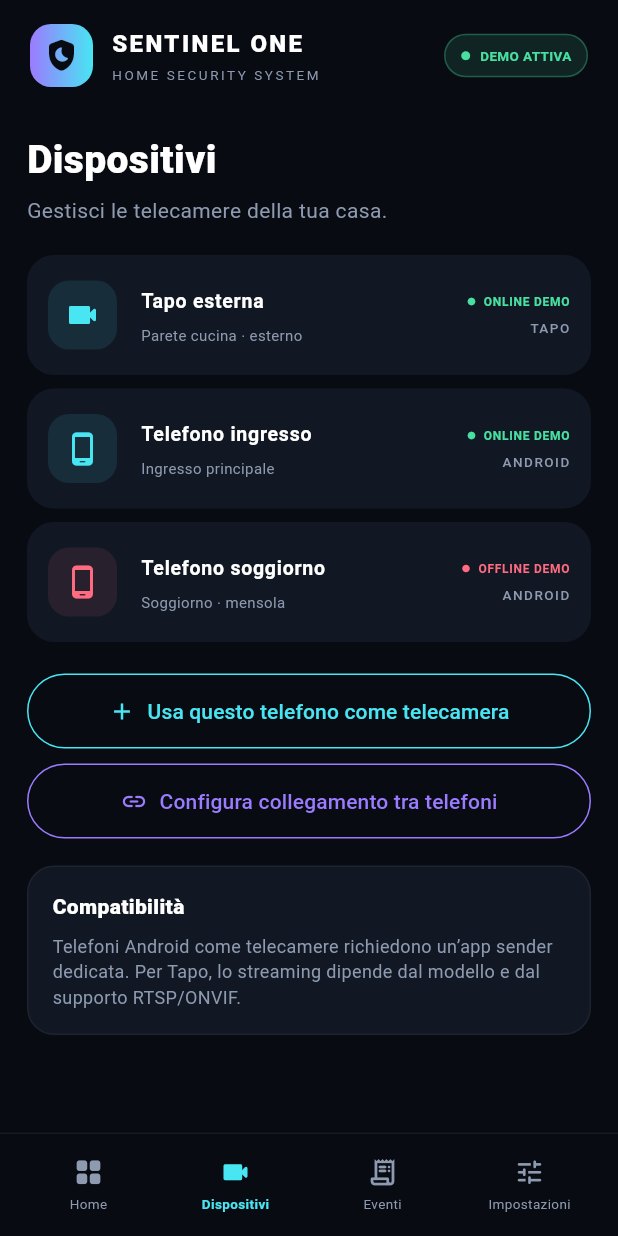
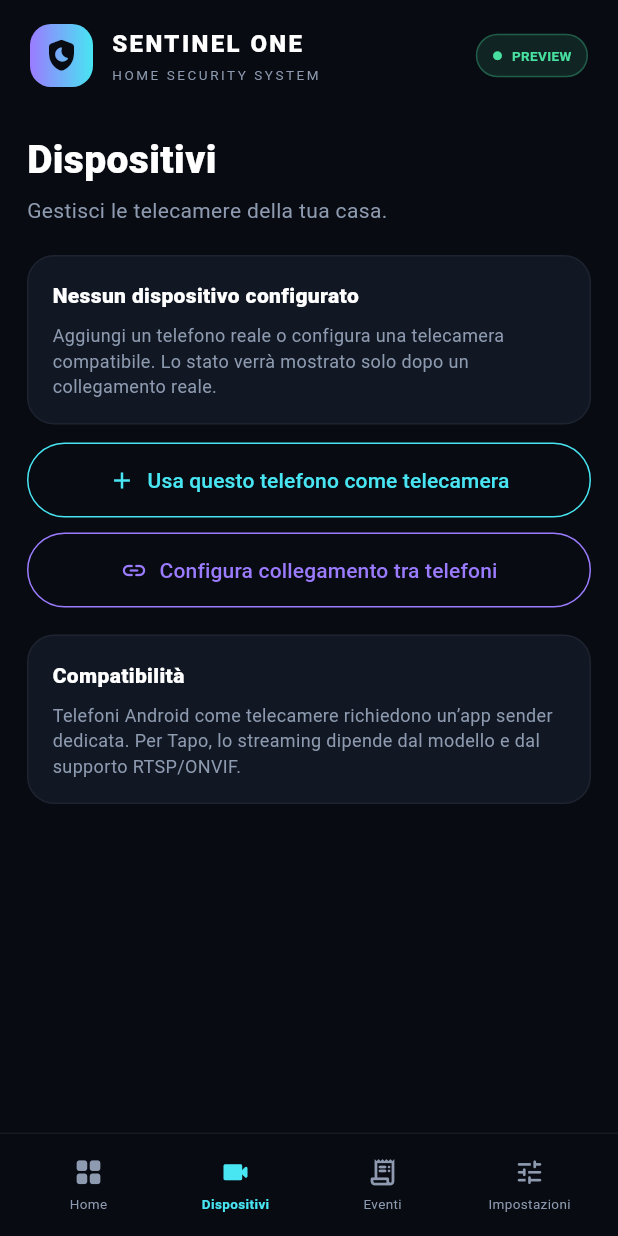
Before and after one commit to romabattleroyale/Roma-BRT, a Flutter app: the screen it shows after launch, item 2 of the bottom bar chosen, on a phone screen of 412 x 824 dp. Run offline on Flutter 3.47's test engine with Material 3 defaults, Android fonts, the phone set to English and light mode, and no system bars; our stand-ins replace qr_flutter; missing offline and left inert: flutter_webrtc, mobile_scanner.

Commit message:
Remove simulated devices and false security states

```diff
--- a/lib/main.dart
+++ b/lib/main.dart
@@ -8,18 +8,17 @@
 class ControlCenter extends StatefulWidget { const ControlCenter({super.key}); @override State<ControlCenter> createState()=>_ControlCenterState(); }
 class _ControlCenterState extends State<ControlCenter> {
  int tab=0; bool armed=true;
- final cameras=<CameraDevice>[const CameraDevice('Tapo esterna','Parete cucina · esterno','TAPO',true,100,Icons.videocam_rounded),const CameraDevice('Telefono ingresso','Ingresso principale','ANDROID',true,82,Icons.phone_android_rounded),const CameraDevice('Telefono soggiorno','Soggiorno · mensola','ANDROID',false,24,Icons.phone_android_rounded)];
+ final cameras=<CameraDevice>[];
  @override Widget build(BuildContext context){final pages=[_dashboard(),_devices(),_events(),_settings()];return Scaffold(body:SafeArea(child:Column(children:[_topBar(),Expanded(child:IndexedStack(index:tab,children:pages)),_bottomNav()])));}
- Widget _topBar()=>Padding(padding:const EdgeInsets.fromLTRB(20,16,20,12),child:Row(children:[Container(width:42,height:42,decoration:BoxDecoration(borderRadius:BorderRadius.circular(14),gradient:const LinearGradient(colors:[violet,cyan])),child:const Icon(Icons.shield_moon_rounded,color:bg,size:25)),const SizedBox(width:12),const Expanded(child:Column(crossAxisAlignment:CrossAxisAlignment.start,children:[Text('SENTINEL ONE',style:TextStyle(fontWeight:FontWeight.w900,letterSpacing:1.6,fontSize:16)),SizedBox(height:3),Text('HOME SECURITY SYSTEM',style:TextStyle(color:muted,fontSize:9,letterSpacing:1.7))])),Container(padding:const EdgeInsets.symmetric(horizontal:10,vertical:7),decoration:BoxDecoration(color:green.withValues(alpha: .12),borderRadius:BorderRadius.circular(20),border:Border.all(color:green.withValues(alpha: .3))),child:const Row(children:[Icon(Icons.circle,color:green,size:7),SizedBox(width:6),Text('DEMO ATTIVA',style:TextStyle(color:green,fontSize:9,fontWeight:FontWeight.bold))]))]));
- Widget _dashboard()=>ListView(padding:const EdgeInsets.fromLTRB(18,4,18,22),children:[Row(children:[const Expanded(child:Column(crossAxisAlignment:CrossAxisAlignment.start,children:[Text('La tua casa.',style:TextStyle(fontSize:27,fontWeight:FontWeight.w800,letterSpacing:-.7)),Text('Tutto sotto controllo.',style:TextStyle(color:muted,fontSize:14))])),IconButton(onPressed:()=>_notice('Notifiche','Centro notifiche dimostrativo.'),icon:const Icon(Icons.notifications_none_rounded))]),const SizedBox(height:18),_housePanel(),const SizedBox(height:14),Row(children:[Expanded(child:_metric(Icons.videocam_rounded,'CAMERE ONLINE','2 / 3',cyan)),const SizedBox(width:10),Expanded(child:_metric(Icons.shield_rounded,'PROTEZIONE',armed?'ATTIVA':'DISATTIVA',armed?green:amber))]),const SizedBox(height:18),Row(children:[const Expanded(child:Text('Telecamere',style:TextStyle(fontSize:18,fontWeight:FontWeight.w800))),TextButton(onPressed:()=>setState(()=>tab=1),child:const Text('Vedi tutte'))]),...cameras.map(_cameraTile),const SizedBox(height:12),_armCard()]);
- Widget _housePanel()=>Container(height:238,padding:const EdgeInsets.all(16),decoration:BoxDecoration(borderRadius:BorderRadius.circular(24),gradient:const LinearGradient(begin:Alignment.topLeft,end:Alignment.bottomRight,colors:[Color(0xFF1C2440),Color(0xFF101722),Color(0xFF101B28)]),border:Border.all(color:violet.withValues(alpha: .22))),child:Stack(children:[Positioned(top:0,left:0,child:Column(crossAxisAlignment:CrossAxisAlignment.start,children:[const Text('PLANIMETRIA LIVE',style:TextStyle(color:cyan,fontSize:9,letterSpacing:1.8,fontWeight:FontWeight.bold)),const SizedBox(height:5),Text('Casa principale',style:TextStyle(color:Colors.white.withValues(alpha: .9),fontSize:14,fontWeight:FontWeight.w700))])),Positioned.fill(top:42,child:CustomPaint(painter:HousePainter())),Positioned(left:26,bottom:48,child:_pin('01',cyan)),Positioned(right:45,bottom:78,child:_pin('02',green)),Positioned(right:90,top:76,child:_pin('03',red)),const Positioned(bottom:0,left:0,child:Row(children:[Icon(Icons.circle,color:green,size:7),SizedBox(width:6),Text('Stati illustrativi · demo',style:TextStyle(color:muted,fontSize:10))])),Positioned(bottom:0,right:0,child:TextButton.icon(onPressed:()=>_notice('Planimetria 3D','Questa è un’anteprima illustrativa. Ricostruzione 3D reale e mesh AR non sono ancora implementate.'),icon:const Icon(Icons.view_in_ar_rounded,size:16),label:const Text('Vista 3D'),style:TextButton.styleFrom(foregroundColor:cyan,visualDensity:VisualDensity.compact)))]));
+ Widget _topBar()=>Padding(padding:const EdgeInsets.fromLTRB(20,16,20,12),child:Row(children:[Container(width:42,height:42,decoration:BoxDecoration(borderRadius:BorderRadius.circular(14),gradient:const LinearGradient(colors:[violet,cyan])),child:const Icon(Icons.shield_moon_rounded,color:bg,size:25)),const SizedBox(width:12),const Expanded(child:Column(crossAxisAlignment:CrossAxisAlignment.start,children:[Text('SENTINEL ONE',style:TextStyle(fontWeight:FontWeight.w900,letterSpacing:1.6,fontSize:16)),SizedBox(height:3),Text('HOME SECURITY SYSTEM',style:TextStyle(color:muted,fontSize:9,letterSpacing:1.7))])),Container(padding:const EdgeInsets.symmetric(horizontal:10,vertical:7),decoration:BoxDecoration(color:green.withValues(alpha: .12),borderRadius:BorderRadius.circular(20),border:Border.all(color:green.withValues(alpha: .3))),child:const Row(children:[Icon(Icons.circle,color:green,size:7),SizedBox(width:6),Text('PREVIEW',style:TextStyle(color:green,fontSize:9,fontWeight:FontWeight.bold))]))]));
+ Widget _dashboard()=>ListView(padding:const EdgeInsets.fromLTRB(18,4,18,22),children:[Row(children:[const Expanded(child:Column(crossAxisAlignment:CrossAxisAlignment.start,children:[Text('La tua casa.',style:TextStyle(fontSize:27,fontWeight:FontWeight.w800,letterSpacing:-.7)),Text('Tutto sotto controllo.',style:TextStyle(color:muted,fontSize:14))])),IconButton(onPressed:()=>_notice('Notifiche','Centro notifiche dimostrativo.'),icon:const Icon(Icons.notifications_none_rounded))]),const SizedBox(height:18),_housePanel(),const SizedBox(height:14),Row(children:[Expanded(child:_metric(Icons.videocam_rounded,'CAMERE ONLINE','${cameras.where((c)=>c.online).length} / ${cameras.length}',cyan)),const SizedBox(width:10),Expanded(child:_metric(Icons.shield_rounded,'PROTEZIONE',armed?'ATTIVA':'DISATTIVA',armed?green:amber))]),const SizedBox(height:18),Row(children:[const Expanded(child:Text('Telecamere',style:TextStyle(fontSize:18,fontWeight:FontWeight.w800))),TextButton(onPressed:()=>setState(()=>tab=1),child:const Text('Vedi tutte'))]),if(cameras.isEmpty) const InfoCard(title:'Nessuna telecamera associata',body:'Associa un telefono reale come telecamera oppure configura una telecamera IP compatibile. Nessun dispositivo dimostrativo viene mostrato.'),...cameras.map(_cameraTile),const SizedBox(height:12),_armCard()]);
+ Widget _housePanel()=>Container(height:238,padding:const EdgeInsets.all(16),decoration:BoxDecoration(borderRadius:BorderRadius.circular(24),gradient:const LinearGradient(begin:Alignment.topLeft,end:Alignment.bottomRight,colors:[Color(0xFF1C2440),Color(0xFF101722),Color(0xFF101B28)]),border:Border.all(color:violet.withValues(alpha: .22))),child:Stack(children:[Positioned(top:0,left:0,child:Column(crossAxisAlignment:CrossAxisAlignment.start,children:[const Text('ANTEPRIMA PLANIMETRIA',style:TextStyle(color:cyan,fontSize:9,letterSpacing:1.8,fontWeight:FontWeight.bold)),const SizedBox(height:5),Text('Casa principale',style:TextStyle(color:Colors.white.withValues(alpha: .9),fontSize:14,fontWeight:FontWeight.w700))])),Positioned.fill(top:42,child:CustomPaint(painter:HousePainter())),Positioned(left:26,bottom:48,child:_pin('01',cyan)),Positioned(right:45,bottom:78,child:_pin('02',green)),Positioned(right:90,top:76,child:_pin('03',red)),const Positioned(bottom:0,left:0,child:Row(children:[Icon(Icons.circle,color:green,size:7),SizedBox(width:6),Text('Stati illustrativi · demo',style:TextStyle(color:muted,fontSize:10))])),Positioned(bottom:0,right:0,child:TextButton.icon(onPressed:()=>_notice('Planimetria 3D','Questa è un’anteprima illustrativa. Ricostruzione 3D reale e mesh AR non sono ancora implementate.'),icon:const Icon(Icons.view_in_ar_rounded,size:16),label:const Text('Vista 3D'),style:TextButton.styleFrom(foregroundColor:cyan,visualDensity:VisualDensity.compact)))]));
  Widget _pin(String n,Color c)=>Container(width:34,height:34,alignment:Alignment.center,decoration:BoxDecoration(color:c.withValues(alpha: .16),shape:BoxShape.circle,border:Border.all(color:c,width:1.4),boxShadow:[BoxShadow(color:c.withValues(alpha: .22),blurRadius:14)]),child:Text(n,style:TextStyle(color:c,fontSize:10,fontWeight:FontWeight.w900)));
  Widget _metric(IconData icon,String label,String value,Color color)=>Container(padding:const EdgeInsets.all(12),decoration:BoxDecoration(color:panel,borderRadius:BorderRadius.circular(18),border:Border.all(color:Colors.white.withValues(alpha: .05))),child:Row(children:[Container(width:34,height:34,decoration:BoxDecoration(color:color.withValues(alpha: .12),borderRadius:BorderRadius.circular(11)),child:Icon(icon,color:color,size:18)),const SizedBox(width:8),Expanded(child:Column(crossAxisAlignment:CrossAxisAlignment.start,children:[Text(label,style:const TextStyle(color:muted,fontSize:8,letterSpacing:.5)),const SizedBox(height:4),Text(value,style:const TextStyle(fontSize:12,fontWeight:FontWeight.w800))]))]));
  Widget _cameraTile(CameraDevice c)=>Container(margin:const EdgeInsets.only(bottom:9),child:Material(color:panel,borderRadius:BorderRadius.circular(18),child:ListTile(onTap:()=>_cameraDetails(c),contentPadding:const EdgeInsets.symmetric(horizontal:14,vertical:4),leading:Container(width:46,height:46,decoration:BoxDecoration(color:(c.online?cyan:red).withValues(alpha: .1),borderRadius:BorderRadius.circular(14)),child:Icon(c.icon,color:c.online?cyan:red)),title:Text(c.name,style:const TextStyle(fontWeight:FontWeight.w700,fontSize:13)),subtitle:Padding(padding:const EdgeInsets.only(top:5),child:Text(c.location,style:const TextStyle(color:muted,fontSize:10))),trailing:Column(mainAxisAlignment:MainAxisAlignment.center,crossAxisAlignment:CrossAxisAlignment.end,children:[Row(mainAxisSize:MainAxisSize.min,children:[Icon(Icons.circle,size:6,color:c.online?green:red),const SizedBox(width:5),Text(c.online?'ONLINE DEMO':'OFFLINE DEMO',style:TextStyle(color:c.online?green:red,fontSize:8,fontWeight:FontWeight.bold))]),const SizedBox(height:5),Text(c.kind,style:const TextStyle(color:muted,fontSize:9,letterSpacing:1))]))));
- Widget _armCard()=>Container(padding:const EdgeInsets.all(16),decoration:BoxDecoration(color:(armed?violet:amber).withValues(alpha: .1),borderRadius:BorderRadius.circular(20),border:Border.all(color:(armed?violet:amber).withValues(alpha: .25))),child:Row(children:[Icon(armed?Icons.shield_rounded:Icons.shield_outlined,color:armed?violet:amber,size:28),const SizedBox(width:12),Expanded(child:Column(crossAxisAlignment:CrossAxisAlignment.start,children:[Text(armed?'Protezione demo inserita':'Protezione demo disinserita',style:const TextStyle(fontWeight:FontWeight.w800)),const SizedBox(height:3),const Text('Non equivale a un sistema di allarme reale',style:TextStyle(color:muted,fontSize:10))])),Switch(value:armed,activeThumbColor:violet,onChanged:(v)=>setState(()=>armed=v))]));
- Widget _devices()=>ListView(padding:const EdgeInsets.all(18),children:[const Text('Dispositivi',style:TextStyle(fontSize:26,fontWeight:FontWeight.w800)),const SizedBox(height:5),const Text('Gestisci le telecamere della tua casa.',style:TextStyle(color:muted)),const SizedBox(height:20),...cameras.map(_cameraTile),const SizedBox(height:12),OutlinedButton.icon(onPressed:()=>Navigator.of(context).push(MaterialPageRoute(builder:(_)=>const CameraSenderScreen())),icon:const Icon(Icons.add),label:const Text('Usa questo telefono come telecamera'),style:OutlinedButton.styleFrom(padding:const EdgeInsets.all(15),foregroundColor:cyan,side:const BorderSide(color:cyan))),const SizedBox(height:10),OutlinedButton.icon(onPressed:()=>Navigator.of(context).push(MaterialPageRoute(builder:(_)=>const ConnectionSetupScreen())),icon:const Icon(Icons.link_rounded),label:const Text('Configura collegamento tra telefoni'),style:OutlinedButton.styleFrom(padding:const EdgeInsets.all(15),foregroundColor:violet,side:const BorderSide(color:violet))),const SizedBox(height:18),const InfoCard(title:'Compatibilità',body:'Telefoni Android come telecamere richiedono un’app sender dedicata. Per Tapo, lo streaming dipende dal modello e dal supporto RTSP/ONVIF.')]);
- Widget _events()=>ListView(padding:const EdgeInsets.all(18),children:[const Text('Eventi recenti',style:TextStyle(fontSize:26,fontWeight:FontWeight.w800)),const SizedBox(height:5),const Text('Registro dimostrativo locale.',style:TextStyle(color:muted)),const SizedBox(height:20),_event(Icons.shield_rounded,violet,'Sistema demo inserito','Interruttore interfaccia attivo','Adesso'),_event(Icons.videocam_rounded,cyan,'Telecamera demo online','Telefono ingresso (stato fittizio)','2 min fa'),_event(Icons.wifi_off_rounded,red,'Dispositivo demo offline','Telefono soggiorno (stato fittizio)','12 min fa'),const SizedBox(height:14),const InfoCard(title:'Nota',body:'Questi eventi sono esempi grafici. Rilevamento reale, archivio persistente e notifiche push non sono collegati.')]);
- Widget _event(IconData icon,Color color,String title,String detail,String time)=>Container(margin:const EdgeInsets.only(bottom:10),padding:const EdgeInsets.all(14),decoration:BoxDecoration(color:panel,borderRadius:BorderRadius.circular(16)),child:Row(children:[Container(width:42,height:42,decoration:BoxDecoration(color:color.withValues(alpha: .12),borderRadius:BorderRadius.circular(13)),child:Icon(icon,color:color)),const SizedBox(width:12),Expanded(child:Column(crossAxisAlignment:CrossAxisAlignment.start,children:[Text(title,style:const TextStyle(fontWeight:FontWeight.w700)),const SizedBox(height:4),Text(detail,style:const TextStyle(color:muted,fontSize:11))])),Text(time,style:const TextStyle(color:muted,fontSize:9))]));
+ Widget _armCard()=>const InfoCard(title:'Protezione non attiva',body:'L’inserimento dell’allarme richiede dispositivi reali associati, regole di rilevamento e notifiche operative. SENTINEL ONE non dichiara attiva una protezione non configurata.');
+ Widget _devices()=>ListView(padding:const EdgeInsets.all(18),children:[const Text('Dispositivi',style:TextStyle(fontSize:26,fontWeight:FontWeight.w800)),const SizedBox(height:5),const Text('Gestisci le telecamere della tua casa.',style:TextStyle(color:muted)),const SizedBox(height:20),if(cameras.isEmpty) const InfoCard(title:'Nessun dispositivo configurato',body:'Aggiungi un telefono reale o configura una telecamera compatibile. Lo stato verrà mostrato solo dopo un collegamento reale.'),...cameras.map(_cameraTile),const SizedBox(height:12),OutlinedButton.icon(onPressed:()=>Navigator.of(context).push(MaterialPageRoute(builder:(_)=>const CameraSenderScreen())),icon:const Icon(Icons.add),label:const Text('Usa questo telefono come telecamera'),style:OutlinedButton.styleFrom(padding:const EdgeInsets.all(15),foregroundColor:cyan,side:const BorderSide(color:cyan))),const SizedBox(height:10),OutlinedButton.icon(onPressed:()=>Navigator.of(context).push(MaterialPageRoute(builder:(_)=>const ConnectionSetupScreen())),icon:const Icon(Icons.link_rounded),label:const Text('Configura collegamento tra telefoni'),style:OutlinedButton.styleFrom(padding:const EdgeInsets.all(15),foregroundColor:violet,side:const BorderSide(color:violet))),const SizedBox(height:18),const InfoCard(title:'Compatibilità',body:'Telefoni Android come telecamere richiedono un’app sender dedicata. Per Tapo, lo streaming dipende dal modello e dal supporto RTSP/ONVIF.')]);
+ Widget _events()=>ListView(padding:const EdgeInsets.all(18),children:[const Text('Eventi recenti',style:TextStyle(fontSize:26,fontWeight:FontWeight.w800)),const SizedBox(height:5),const Text('Gli eventi reali appariranno qui quando i dispositivi saranno collegati.',style:TextStyle(color:muted)),const SizedBox(height:20),const InfoCard(title:'Nessun evento registrato',body:'Il registro è vuoto. Non vengono creati falsi eventi di movimento, connessione o allarme.'),const SizedBox(height:14),OutlinedButton.icon(onPressed:()=>Navigator.of(context).push(MaterialPageRoute(builder:(_)=>const ConnectionSetupScreen())),icon:const Icon(Icons.link_rounded),label:const Text('Configura un dispositivo'))]);
  Widget _settings()=>ListView(padding:const EdgeInsets.all(18),children:[const Text('Impostazioni',style:TextStyle(fontSize:26,fontWeight:FontWeight.w800)),const SizedBox(height:5),const Text('Privacy, rete e configurazione.',style:TextStyle(color:muted)),const SizedBox(height:20),_settingRow(Icons.wifi_rounded,'Rete locale','Non configurata',amber,()=>_notice('Rete locale','Il collegamento sicuro tra dispositivi deve ancora essere implementato.')),_settingRow(Icons.notifications_active_outlined,'Notifiche','Demo',cyan,()=>_notice('Notifiche','Le notifiche push saranno attivate quando il backend sarà configurato.')),_settingRow(Icons.lock_outline_rounded,'Privacy e sicurezza','Configurazione iniziale',violet,()=>_notice('Privacy','Questa interfaccia non invia video né dati a server remoti.')),_settingRow(Icons.info_outline_rounded,'Versione','0.2.0 · Preview',muted,()=>_notice('SENTINEL ONE','Anteprima dell’interfaccia. Funzioni reali ancora in sviluppo.')),const SizedBox(height:18),const InfoCard(title:'Roadmap',body:'1. Streaming video reale\n2. App sender per telefoni Android\n3. Connessione locale autenticata\n4. Integrazione Tapo compatibile\n5. Ricostruzione reale della casa in 3D')]);
  Widget _settingRow(IconData icon,String title,String subtitle,Color color,VoidCallback onTap)=>Container(margin:const EdgeInsets.only(bottom:9),child:Material(color:panel,borderRadius:BorderRadius.circular(16),child:ListTile(onTap:onTap,leading:Icon(icon,color:color),title:Text(title,style:const TextStyle(fontWeight:FontWeight.w700,fontSize:13)),subtitle:Text(subtitle,style:const TextStyle(color:muted,fontSize:11)),trailing:const Icon(Icons.chevron_right_rounded,color:muted))));
  Widget _bottomNav()=>Container(padding:const EdgeInsets.fromLTRB(10,8,10,8),decoration:BoxDecoration(color:bg,border:Border(top:BorderSide(color:Colors.white.withValues(alpha: .06)))),child:Row(children:[_navItem(0,Icons.grid_view_rounded,'Home'),_navItem(1,Icons.videocam_rounded,'Dispositivi'),_navItem(2,Icons.receipt_long_rounded,'Eventi'),_navItem(3,Icons.tune_rounded,'Impostazioni')]));
```
